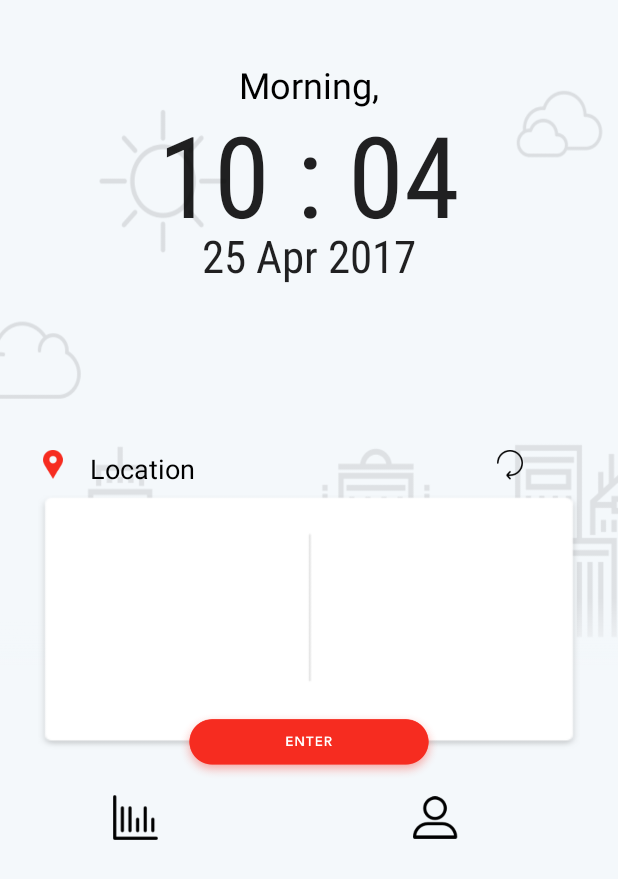
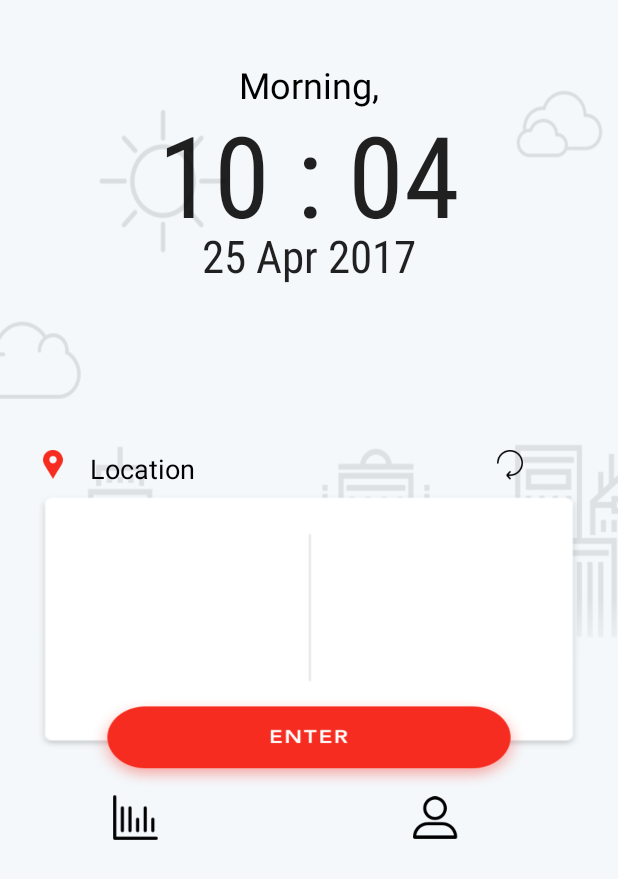
Before and after one commit to mis-eiger/EigerAttendance, an Android app: the screen it shows after launch (MainActivity), on a phone screen of 412 x 824 dp. Shown: the top 879 px of the screen. Run offline under Robolectric (Android 15) with nearby library versions, the phone set to English and light mode, and no system bars.

Commit message:
splash screen

```diff
--- a/app/src/main/res/layout/activity_main_screen.xml
+++ b/app/src/main/res/layout/activity_main_screen.xml
@@ -28,13 +28,24 @@
 
     </LinearLayout>
 
-    <ImageView
-        android:id="@+id/imageSignInButton"
-        android:layout_width="232dp"
-        android:layout_height="44dp"
-        android:layout_gravity="center_horizontal"
-        android:layout_marginTop="475dp"
-        android:src="@drawable/button_enter" />
+    <Button
+        android:id="@+id/btnEnter"
+        android:layout_width="match_parent"
+        android:layout_height="60dp"
+        android:layout_marginTop="465dp"
+        android:layout_marginLeft="60dp"
+        android:layout_marginRight="60dp"
+        android:layout_alignParentBottom="true"
+        android:background="@drawable/button_enter"
+        android:padding="60dp" />
+
+    <!--<ImageView-->
+        <!--android:id="@+id/imageSignInButton"-->
+        <!--android:layout_width="232dp"-->
+        <!--android:layout_height="44dp"-->
+        <!--android:layout_gravity="center_horizontal"-->
+        <!--android:layout_marginTop="475dp"-->
+        <!--android:src="@drawable/button_enter" />-->
 
     <ImageView
         android:id="@+id/imageChart"
```
